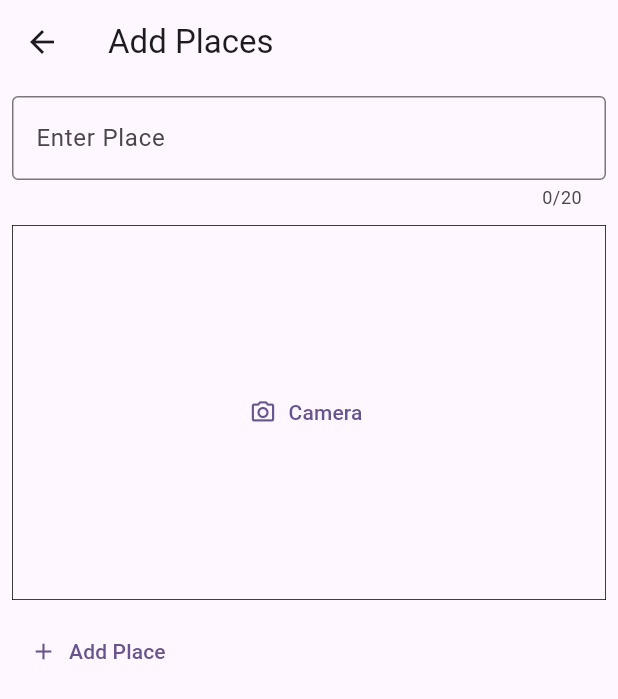
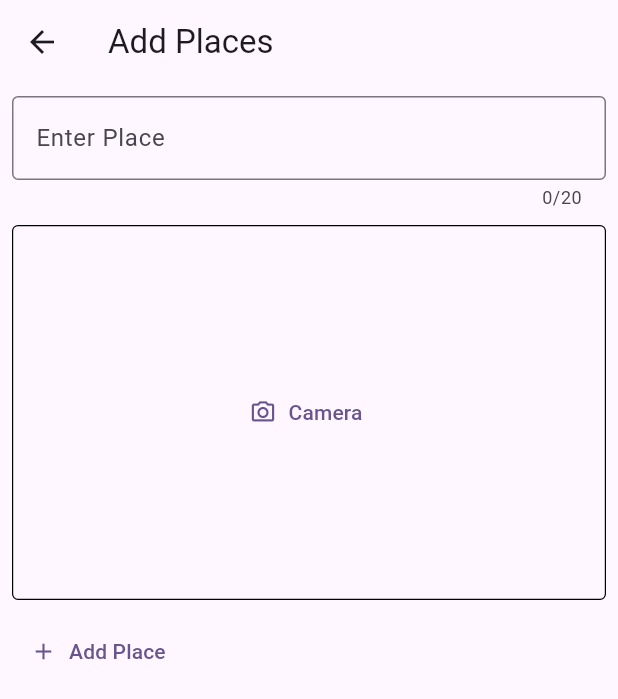
Before and after one commit to JayTheThird/Favorite-Places, a Flutter app: the AddPlaces screen opened directly, on a phone screen of 412 x 824 dp. Shown: the top 699 px of the screen. Run offline on Flutter 3.47's test engine with Material 3 defaults, Android fonts, the phone set to English and light mode, and no system bars; our stand-ins replace flutter_bloc, gap, riverpod.

Commit message:
add some styling to image_input

```diff
--- a/lib/screen/image_input.dart
+++ b/lib/screen/image_input.dart
@@ -15,7 +15,8 @@ class _ImageInputState extends State<ImageInput> {
       width: double.infinity,
       alignment: Alignment.center,
       decoration: BoxDecoration(
-        border: Border.all(width: 0.5),
+        border: Border.all(width: 0.8),
+        borderRadius: BorderRadius.circular(4),
       ),
       child: TextButton.icon(
         onPressed: () {},
```
